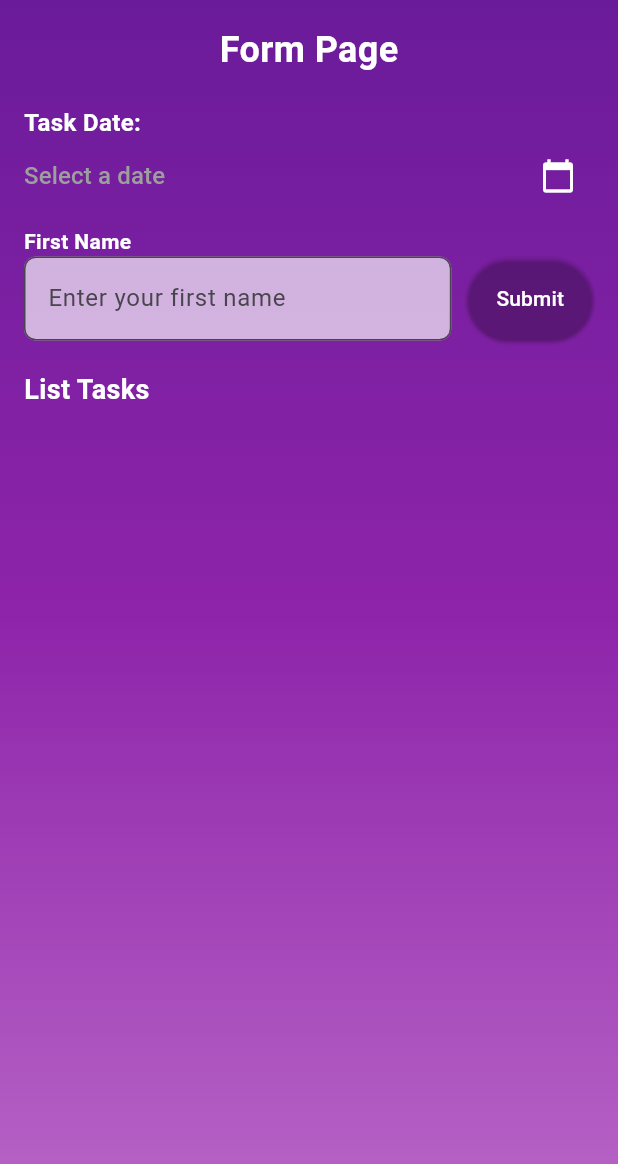
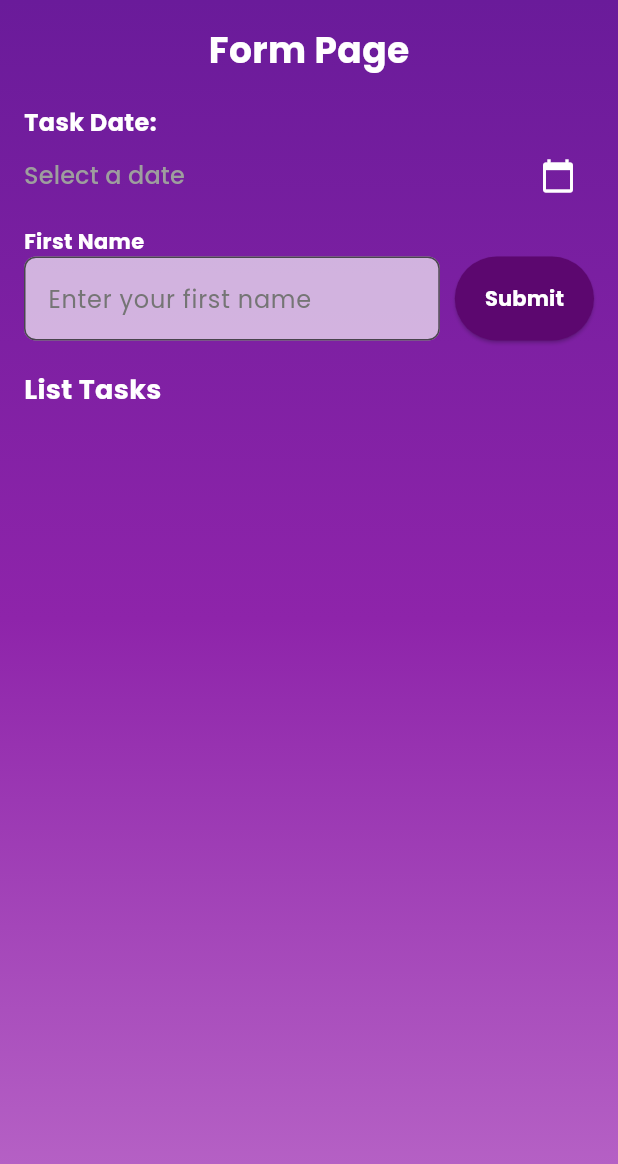
Before and after one commit to Alan21103/todo_app, a Flutter app: the screen it shows after launch, on a phone screen of 412 x 824 dp. Shown: the top 1164 px of the screen. Run offline on Flutter 3.47's test engine with Material 3 defaults, Android fonts, the phone set to English and light mode, and no system bars; our stand-ins replace google_fonts.

Commit message:
Memodifikasi font text menggunakan google font

```diff
--- a/lib/todo_page.dart
+++ b/lib/todo_page.dart
@@ -1,5 +1,6 @@
 import 'package:flutter/material.dart';
 import 'package:intl/intl.dart';
+import 'package:google_fonts/google_fonts.dart';
 
 class TodoPage extends StatefulWidget {
   const TodoPage({super.key});
@@ -79,7 +80,7 @@ class _TodoPageState extends State<TodoPage> {
   @override
   Widget build(BuildContext context) {
     return Scaffold(
-      backgroundColor: Color.fromARGB(255, 136, 44, 193),
+      backgroundColor: Color.fromARGB(255, 141, 38, 205),
       body: SafeArea(
         child: Container(
           decoration: BoxDecoration(
@@ -97,7 +98,7 @@ class _TodoPageState extends State<TodoPage> {
                 Center(
                   child: Text(
                     'Form Page',
-                    style: TextStyle(
+                    style: GoogleFonts.poppins(
                       fontSize: 24,
                       fontWeight: FontWeight.bold,
                       color: Colors.white,
@@ -112,7 +113,7 @@ class _TodoPageState extends State<TodoPage> {
                     children: [
                       Text(
                         'Task Date:',
-                        style: TextStyle(
+                        style: GoogleFonts.poppins(
                           fontSize: 16,
                           fontWeight: FontWeight.bold,
                           color: Colors.white,
@@ -131,15 +132,10 @@ class _TodoPageState extends State<TodoPage> {
                                     padding: EdgeInsets.zero,
                                   ),
                                   child: Text(
-                                    _dateController.text.isEmpty
-                                        ? 'Select a date'
-                                        : _dateController.text,
-                                    style: TextStyle(
+                                    _dateController.text.isEmpty ? 'Select a date' : _dateController.text,
+                                    style: GoogleFonts.poppins(
                                       fontSize: 16,
-                                      color:
-                                          _dateController.text.isEmpty
-                                              ? Colors.grey
-                                              : Colors.black,
+                                      color: _dateController.text.isEmpty ? Colors.grey : Colors.black,
                                     ),
                                   ),
                                 ),
@@ -148,7 +144,7 @@ class _TodoPageState extends State<TodoPage> {
                                     padding: const EdgeInsets.only(top: 4),
                                     child: Text(
                                       _dateError!,
-                                      style: TextStyle(
+                                      style: GoogleFonts.poppins(
                                         color: Colors.red,
                                         fontSize: 12,
                                       ),
@@ -158,19 +154,15 @@ class _TodoPageState extends State<TodoPage> {
                             ),
                           ),
                           IconButton(
-                            icon: Icon(
-                              Icons.calendar_today,
-                              color: const Color.fromARGB(255, 255, 255, 255),
-                            ),
+                            icon: Icon(Icons.calendar_today, color: Colors.white),
                             onPressed: () => _selectDate(context),
                           ),
                         ],
                       ),
-
                       SizedBox(height: 10),
                       Text(
                         'First Name',
-                        style: TextStyle(
+                        style: GoogleFonts.poppins(
                           color: Colors.white,
                           fontWeight: FontWeight.bold,
                         ),
@@ -182,42 +174,32 @@ class _TodoPageState extends State<TodoPage> {
                               controller: _taskController,
                               decoration: InputDecoration(
                                 hintText: 'Enter your first name',
+                                hintStyle: GoogleFonts.poppins(color: Colors.grey.shade600),
                                 border: OutlineInputBorder(
-                                  borderRadius: BorderRadius.circular(8), // Tambahkan rounded corners
-                                  borderSide: BorderSide(color: Colors.black), // Warna border hitam
+                                  borderRadius: BorderRadius.circular(8),
+                                  borderSide: BorderSide(color: Colors.black),
                                 ),
-                                errorStyle: TextStyle(color: Colors.red),
-                                filled: true, // Mengaktifkan warna latar belakang
-                                fillColor: const Color.fromARGB(168, 255, 255, 255),
+                                errorStyle: GoogleFonts.poppins(color: Colors.red),
+                                filled: true,
+                                fillColor: Color.fromARGB(168, 255, 255, 255),
                               ),
+                              style: GoogleFonts.poppins(fontSize: 16, color: Colors.black),
                               validator: (value) {
-                                if (value!.isEmpty) {
-                                  return 'Please enter some text';
-                                }
+                                if (value!.isEmpty) return 'Please enter some text';
                                 return null;
                               },
                             ),
                           ),
-                          SizedBox(
-                            width: 10,
-                          ), // Jarak antara TextFormField dan tombol Submit
+                          SizedBox(width: 10),
                           ElevatedButton(
                             style: ElevatedButton.styleFrom(
-                              backgroundColor: const Color.fromARGB(
-                                0,
-                                83,
-                                9,
-                                96,
-                              ),
-                              padding: EdgeInsets.symmetric(
-                                horizontal: 20,
-                                vertical: 18,
-                              ),
+                              backgroundColor: const Color.fromARGB(255, 92, 7, 111),
+                              padding: EdgeInsets.symmetric(horizontal: 20, vertical: 18),
                             ),
                             onPressed: addData,
                             child: Text(
                               'Submit',
-                              style: TextStyle(color: Colors.white),
+                              style: GoogleFonts.poppins(color: Colors.white, fontWeight: FontWeight.bold),
                             ),
                           ),
                         ],
@@ -228,7 +210,7 @@ class _TodoPageState extends State<TodoPage> {
                 SizedBox(height: 20),
                 Text(
                   'List Tasks',
-                  style: TextStyle(
+                  style: GoogleFonts.poppins(
                     fontSize: 18,
                     fontWeight: FontWeight.bold,
                     color: Colors.white,
@@ -239,38 +221,25 @@ class _TodoPageState extends State<TodoPage> {
                     itemCount: listTugas.length,
                     itemBuilder: (context, index) {
                       return Card(
-                        color: Color.fromARGB(255, 209, 144, 225),
+                        color: Color(0xFFD190E1),
                         elevation: 2,
                         margin: EdgeInsets.symmetric(vertical: 7),
                         child: ListTile(
                           title: Text(
                             listTugas[index]['task'],
-                            style: TextStyle(
-                              fontWeight: FontWeight.bold,
-                              color: Colors.black,
-                            ),
+                            style: GoogleFonts.poppins(fontWeight: FontWeight.bold, color: Colors.black),
                           ),
                           subtitle: Column(
                             crossAxisAlignment: CrossAxisAlignment.start,
                             children: [
                               Text(
                                 'Deadline: ${listTugas[index]['deadline']}',
-                                style: TextStyle(
-                                  color: const Color.fromARGB(255, 0, 69, 103),
-                                ),
+                                style: GoogleFonts.poppins(color: Color(0xFF004567)),
                               ),
                               Text(
                                 listTugas[index]['done'] ? 'Done' : 'Not Done',
-                                style: TextStyle(
-                                  color:
-                                      listTugas[index]['done']
-                                          ? const Color.fromARGB(255, 0, 127, 4)
-                                          : const Color.fromARGB(
-                                            255,
-                                            228,
-                                            33,
-                                            19,
-                                          ),
+                                style: GoogleFonts.poppins(
+                                  color: listTugas[index]['done'] ? Colors.green : Colors.red,
                                 ),
                               ),
                             ],
```
